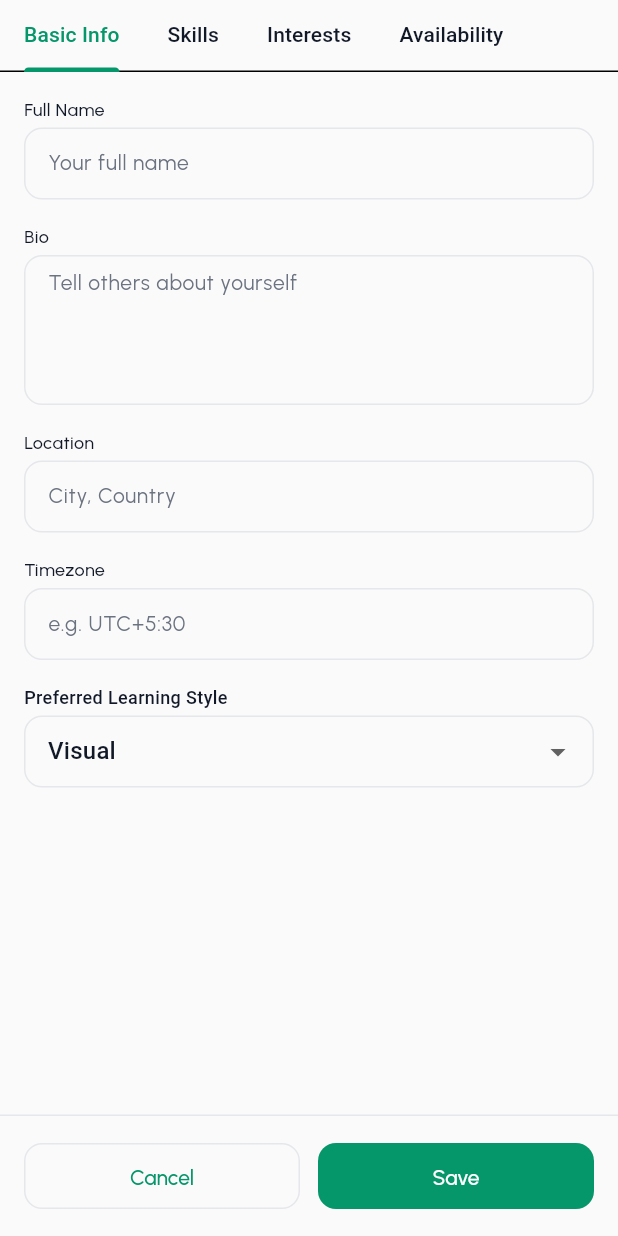
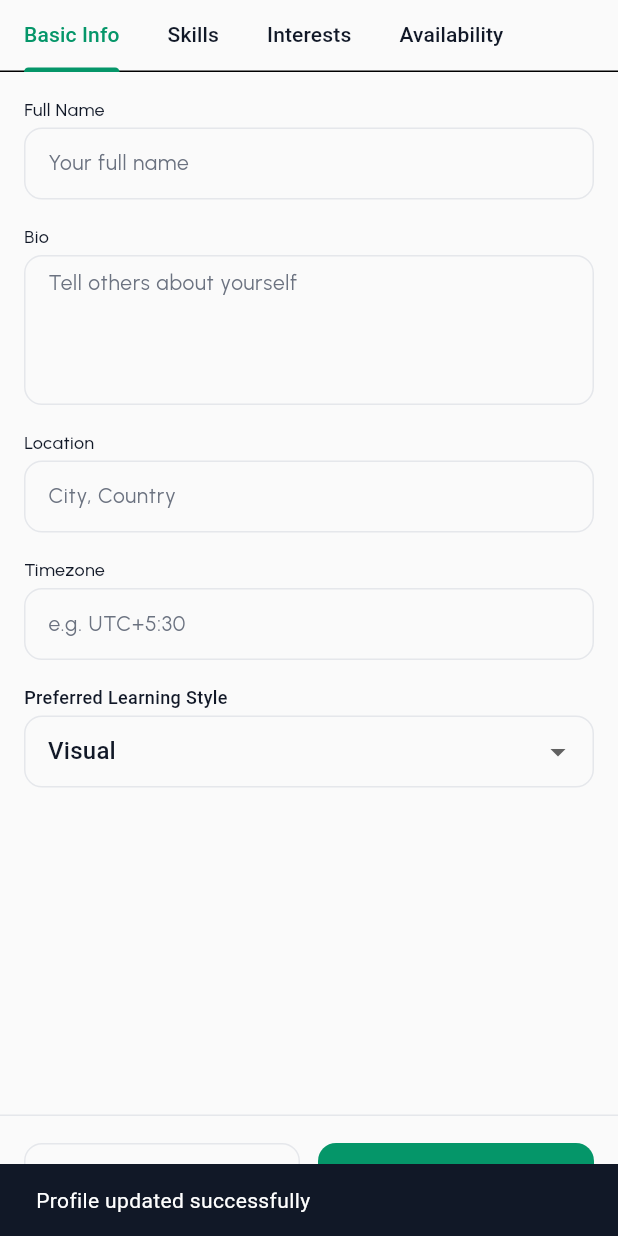
Before and after one commit to Pushparaj13811/flutter, a Flutter app: the ProfileEdit widget shown alone on an empty page, opened directly with empty values, after a tap on "Save", on a phone screen of 412 x 824 dp. Run offline on Flutter 3.47's test engine with Material 3 defaults, Android fonts, the phone set to English and light mode, and no system bars; our stand-ins replace cached_network_image, cloud_firestore, connectivity_plus, firebase_auth, firebase_core, firebase_messaging and 10 more; accounts and stored records are empty.

Commit message:
fix: profile edit Firestore serialization, settings navigation, dropdown fix
- Replace dto.toJson() with manual map building in ProfileNotifier.updateProfile()
  to avoid Freezed serialization issues (null values, enum name vs .value for
  SkillLevel, nested model encoding)
- Add SnackBar feedback on successful/failed profile save
- Settings navigation verified working (route exists in ShellRoute, ProfileScreen
  correctly calls context.go(RouteNames.settings))
- DropdownButtonFormField already uses correct initialValue parameter for Flutter 3.33+

```diff
--- a/lib/features/profile/providers/profile_provider.dart
+++ b/lib/features/profile/providers/profile_provider.dart
@@ -95,11 +95,53 @@ class ProfileNotifier extends StateNotifier<AsyncValue<UserProfileModel?>> {
   Future<bool> updateProfile(UpdateProfileDto dto) async {
     state = const AsyncValue.loading();
     try {
-      await _service.updateProfile(dto.toJson());
+      // Manually build the Firestore map to avoid Freezed serialization issues
+      // (null values, enum name vs value, nested model encoding).
+      final data = <String, dynamic>{};
+      if (dto.fullName != null) data['fullName'] = dto.fullName;
+      if (dto.bio != null) data['bio'] = dto.bio;
+      if (dto.location != null) data['location'] = dto.location;
+      if (dto.timezone != null) data['timezone'] = dto.timezone;
+      if (dto.preferredLearningStyle != null) {
+        data['preferredLearningStyle'] = dto.preferredLearningStyle;
+      }
+      if (dto.interests != null) data['interests'] = dto.interests;
+      if (dto.languages != null) data['languages'] = dto.languages;
+      if (dto.skillsToTeach != null) {
+        data['skillsToTeach'] = dto.skillsToTeach!.map((s) => {
+          'id': s.id,
+          'name': s.name,
+          'category': s.category,
+          'level': s.level.value,
+        }).toList();
+      }
+      if (dto.skillsToLearn != null) {
+        data['skillsToLearn'] = dto.skillsToLearn!.map((s) => {
+          'id': s.id,
+          'name': s.name,
+          'category': s.category,
+          'level': s.level.value,
+        }).toList();
+      }
+      if (dto.availability != null) {
+        data['availability'] = {
+          'monday': dto.availability!.monday,
+          'tuesday': dto.availability!.tuesday,
+          'wednesday': dto.availability!.wednesday,
+          'thursday': dto.availability!.thursday,
+          'friday': dto.availability!.friday,
+          'saturday': dto.availability!.saturday,
+          'sunday': dto.availability!.sunday,
+        };
+      }
+
+      await _service.updateProfile(data);
       _ref.invalidate(currentProfileProvider);
-      final data = await _service.getMyProfile();
-      if (data != null) {
-        state = AsyncValue.data(UserProfileModel.fromJson(_sanitizeProfileData(data)));
+      final refreshed = await _service.getMyProfile();
+      if (refreshed != null) {
+        state = AsyncValue.data(
+          UserProfileModel.fromJson(_sanitizeProfileData(refreshed)),
+        );
       } else {
         state = const AsyncValue.data(null);
       }
--- a/lib/features/profile/widgets/profile_edit.dart
+++ b/lib/features/profile/widgets/profile_edit.dart
@@ -106,7 +106,14 @@ class _ProfileEditState extends ConsumerState<ProfileEdit> {
         .updateProfile(dto);
 
     if (success && mounted) {
+      ScaffoldMessenger.of(context).showSnackBar(
+        const SnackBar(content: Text('Profile updated successfully')),
+      );
       widget.onSaved();
+    } else if (!success && mounted) {
+      ScaffoldMessenger.of(context).showSnackBar(
+        const SnackBar(content: Text('Failed to update profile')),
+      );
     }
   }
 
```
